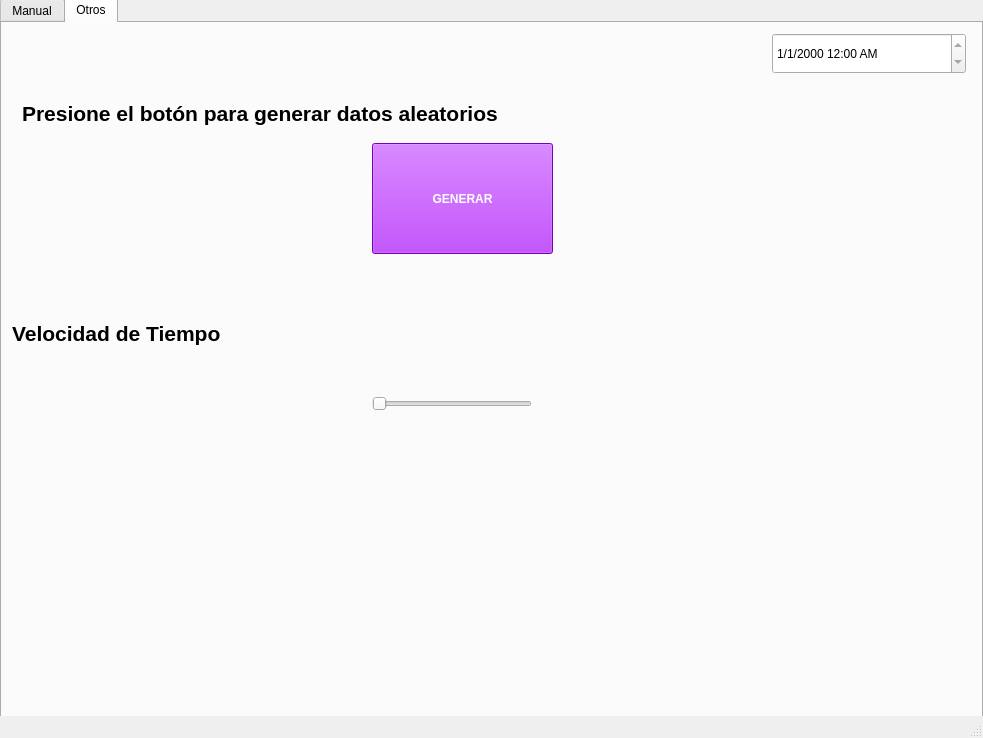
gabrielmj23/taller-mecanico-so, file src/centro_garantia_vehiculos/centrogarantiavehiculo.ui: the form before one commit.
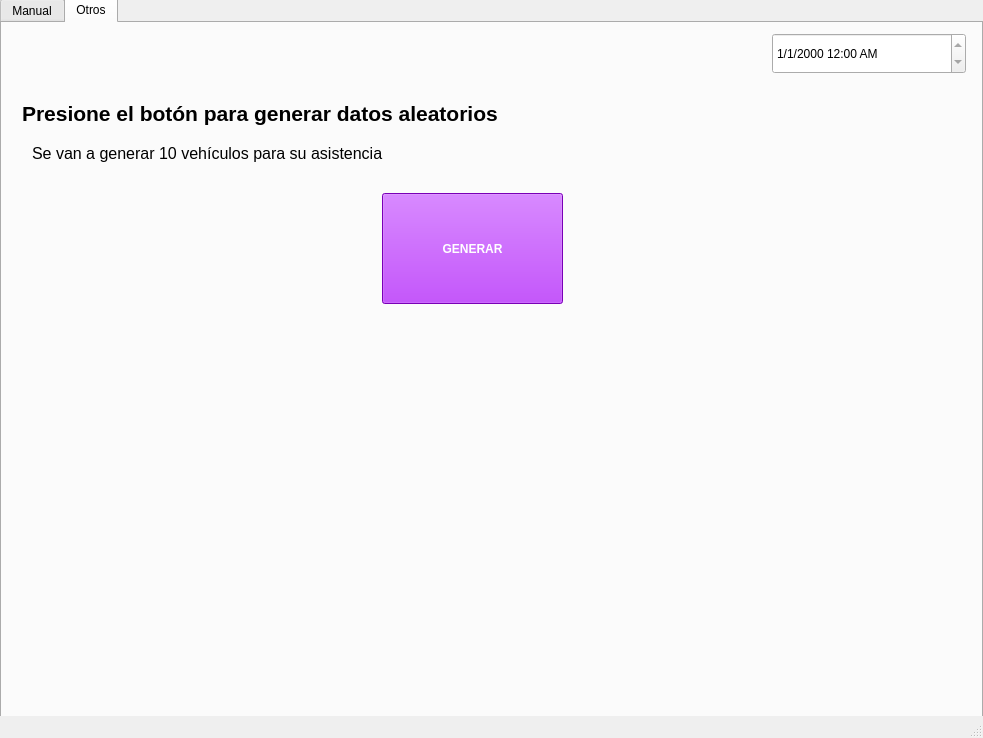
The form after the commit. The open tabs and pages were chosen to show the change.

Patch:
```diff
--- a/src/centro_garantia_vehiculos/centrogarantiavehiculo.ui
+++ b/src/centro_garantia_vehiculos/centrogarantiavehiculo.ui
@@ -467,8 +467,8 @@
      <widget class="QPushButton" name="btn_aleatorios">
       <property name="geometry">
        <rect>
-        <x>370</x>
-        <y>120</y>
+        <x>380</x>
+        <y>170</y>
         <width>181</width>
         <height>111</height>
        </rect>
@@ -616,33 +616,20 @@
      <widget class="QLabel" name="label_4">
       <property name="geometry">
        <rect>
-        <x>10</x>
-        <y>290</y>
+        <x>30</x>
+        <y>110</y>
         <width>621</width>
         <height>41</height>
        </rect>
       </property>
       <property name="font">
        <font>
-        <pointsize>16</pointsize>
-        <bold>true</bold>
+        <pointsize>12</pointsize>
+        <bold>false</bold>
        </font>
       </property>
       <property name="text">
-       <string>Velocidad de Tiempo</string>
-      </property>
-     </widget>
-     <widget class="QSlider" name="horizontalSlider">
-      <property name="geometry">
-       <rect>
-        <x>370</x>
-        <y>360</y>
-        <width>160</width>
-        <height>42</height>
-       </rect>
-      </property>
-      <property name="orientation">
-       <enum>Qt::Horizontal</enum>
+       <string>Se van a generar 10 vehículos para su asistencia</string>
       </property>
      </widget>
     </widget>
```
Left out of the diff: 6 changed lines with no effect on the pictures.
